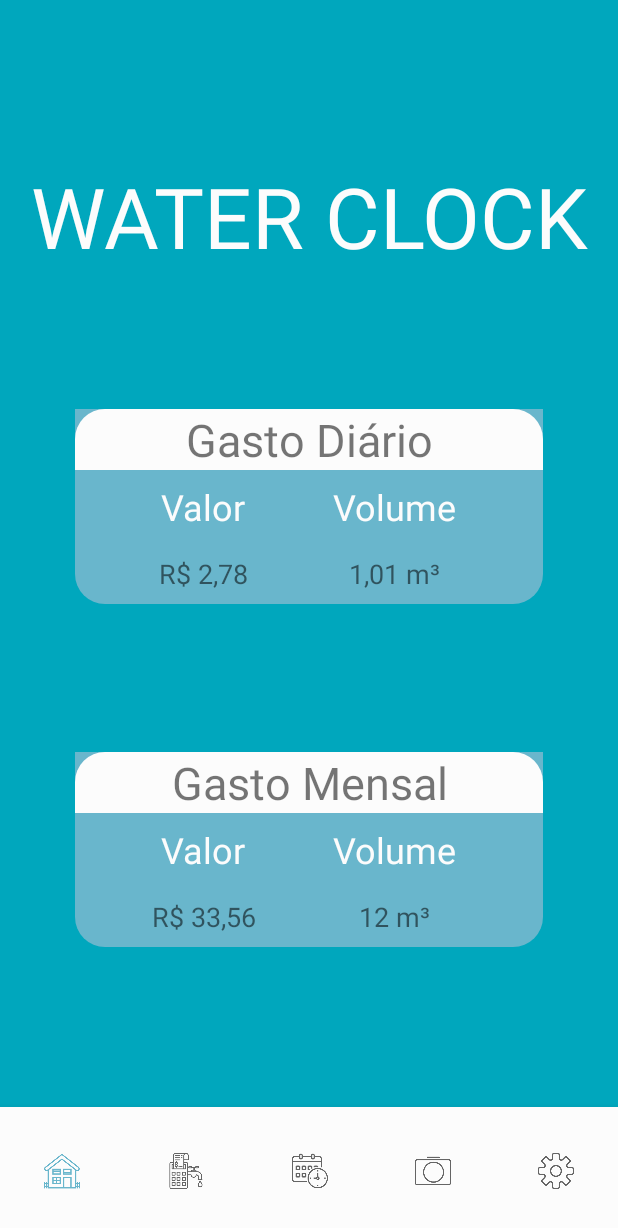
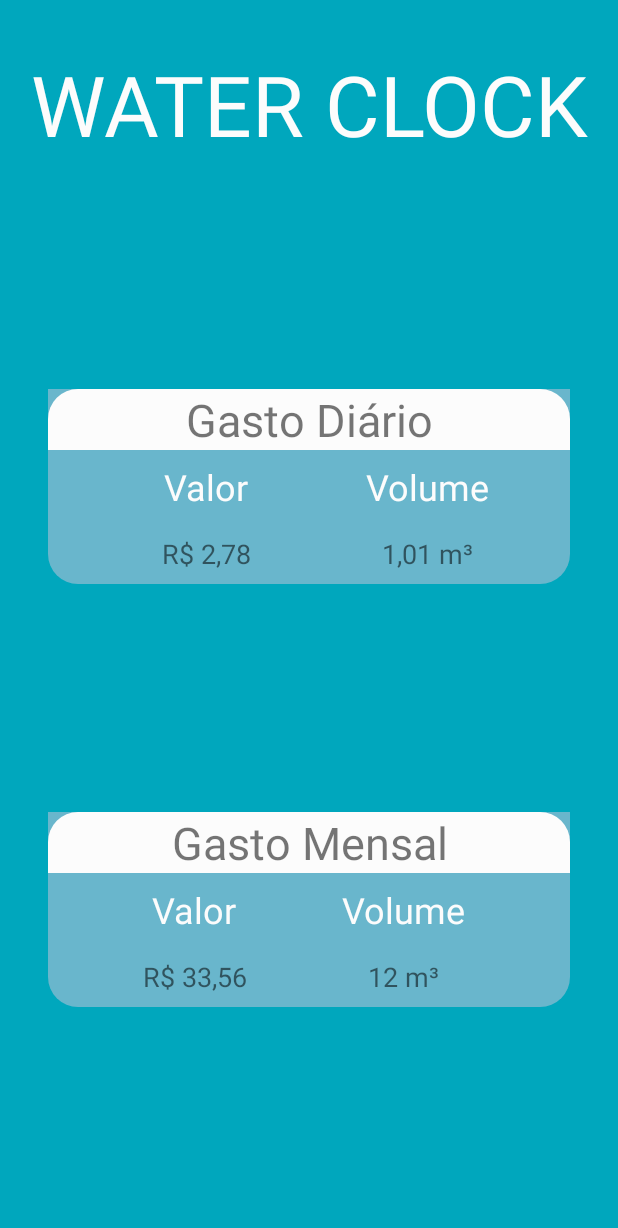
Before and after one commit to FiapWaterClock/WaterClockAndroidApp, an Android app: the layout fragment_information.xml on its own in the app's theme, with its tools: preview values and no code run, on a phone screen of 412 x 824 dp. Shown: the top 1228 px of the screen. Run offline under Robolectric (Android 15) with nearby library versions, the phone set to English and light mode, and no system bars.

Commit message:
Settings Navigation in the app

```diff
--- a/WaterClockApp/app/build.gradle
+++ b/WaterClockApp/app/build.gradle
@@ -17,6 +17,10 @@ android {
             minifyEnabled false
             proguardFiles getDefaultProguardFile('proguard-android-optimize.txt'), 'proguard-rules.pro'
         }
+    }
+    compileOptions {
+        sourceCompatibility = 1.8
+        targetCompatibility = 1.8
     }
 }
 
--- a/WaterClockApp/app/src/main/java/br/com/waterclockapp/ui/MainActivity.java
+++ /dev/null
@@ -1,26 +0,0 @@
-package br.com.waterclockapp.ui;
-
-import androidx.appcompat.app.AppCompatActivity;
-import android.os.Bundle;
-
-import br.com.waterclockapp.R;
-import br.com.waterclockapp.domain.User;
-
-import static br.com.waterclockapp.util.ConstantsKt.USER_ACCOUNT;
-
-public class MainActivity extends AppCompatActivity {
-
-    private User user;
-
-    @Override
-    protected void onCreate(Bundle savedInstanceState) {
-        super.onCreate(savedInstanceState);
-        setContentView(R.layout.activity_main);
-
-        loadExtras();
-    }
-
-    private void loadExtras() {
-        user = (User) getIntent().getParcelableExtra(USER_ACCOUNT);
-    }
-}
--- /dev/null
+++ b/WaterClockApp/app/src/main/java/br/com/waterclockapp/ui/information/InformationFragment.kt
@@ -0,0 +1,24 @@
+package br.com.waterclockapp.ui.information
+
+
+import android.os.Bundle
+import androidx.fragment.app.Fragment
+import android.view.LayoutInflater
+import android.view.View
+import android.view.ViewGroup
+
+import br.com.waterclockapp.R
+
+/**
+ * A simple [Fragment] subclass.
+ */
+class InformationFragment : Fragment() {
+
+    override fun onCreateView(inflater: LayoutInflater, container: ViewGroup?,
+                              savedInstanceState: Bundle?): View? {
+        // Inflate the layout for this fragment
+        return inflater.inflate(R.layout.fragment_information, container, false)
+    }
+
+
+}
--- a/WaterClockApp/app/src/main/java/br/com/waterclockapp/ui/login/LoginActivity.kt
+++ b/WaterClockApp/app/src/main/java/br/com/waterclockapp/ui/login/LoginActivity.kt
@@ -10,7 +10,7 @@ import android.view.View
 import android.widget.Toast
 import br.com.waterclockapp.R
 import br.com.waterclockapp.domain.User
-import br.com.waterclockapp.ui.MainActivity
+import br.com.waterclockapp.ui.HomeActivity
 import br.com.waterclockapp.util.Preferences
 import br.com.waterclockapp.util.USER_ACCOUNT
 import kotlinx.android.synthetic.main.activity_login.*
@@ -55,7 +55,7 @@ class LoginActivity : AppCompatActivity(), LoginContract.View {
 
     private fun goToHome(preferences: User?) {
         if(preferences != null){
-            val intent = Intent(this@LoginActivity, MainActivity::class.java)
+            val intent = Intent(this@LoginActivity, HomeActivity::class.java)
             intent.putExtra(USER_ACCOUNT, preferences)
             startActivity(intent)
             finish()
--- a/WaterClockApp/app/src/main/java/br/com/waterclockapp/ui/settings/SettingsFragment.kt
+++ b/WaterClockApp/app/src/main/java/br/com/waterclockapp/ui/settings/SettingsFragment.kt
@@ -26,7 +26,7 @@ class SettingsFragment : Fragment() {
 
     override fun onViewCreated(view: View, savedInstanceState: Bundle?) {
         super.onViewCreated(view, savedInstanceState)
-        textViewNameSettings.setText(Preferences.getPreferences().name)
+        textViewNameSettings.text = Preferences.getPreferences()?.name
         buttonCleanCredencias.setOnClickListener { showDialogChooser() }
     }
 
@@ -34,7 +34,7 @@ class SettingsFragment : Fragment() {
         dialog.requestWindowFeature(Window.FEATURE_NO_TITLE)
         dialog.setContentView(R.layout.chooser_dialog)
         dialog.setCancelable(false)
-        dialog.findViewById<TextView>(R.id.textViewDialogQuestion).setText(DIALOG_MESSAGE_CLEAN_SETTINGS)
+        dialog.findViewById<TextView>(R.id.textViewDialogQuestion).text = DIALOG_MESSAGE_CLEAN_SETTINGS
         dialog.window.setSoftInputMode(WindowManager.LayoutParams.SOFT_INPUT_STATE_ALWAYS_HIDDEN)
         dialog.show()
 
--- a/WaterClockApp/app/src/main/res/layout/activity_main.xml
+++ b/WaterClockApp/app/src/main/res/layout/fragment_information.xml
@@ -2,21 +2,37 @@
 <androidx.constraintlayout.widget.ConstraintLayout xmlns:android="http://schemas.android.com/apk/res/android"
     xmlns:app="http://schemas.android.com/apk/res-auto"
     xmlns:tools="http://schemas.android.com/tools"
-    android:id="@+id/constraintLayoutHome"
     android:layout_width="match_parent"
     android:layout_height="match_parent"
     android:background="@color/colorBackground"
-    tools:context=".ui.MainActivity">
+    tools:context=".ui.information.InformationFragment">
+
+    <!-- TODO: Update blank fragment layout -->
+    <TextView
+        android:id="@+id/textViewWaterClock2"
+        android:layout_width="0dp"
+        android:layout_height="wrap_content"
+        android:layout_marginStart="16dp"
+        android:layout_marginTop="32dp"
+        android:layout_marginEnd="16dp"
+        android:text="@string/water_clock"
+        android:textAlignment="center"
+        android:textColor="@color/colorWhite"
+        android:textSize="56sp"
+        app:layout_constraintEnd_toEndOf="parent"
+        app:layout_constraintStart_toStartOf="parent"
+        app:layout_constraintTop_toTopOf="parent" />
 
     <androidx.constraintlayout.widget.ConstraintLayout
         android:id="@+id/constraintLayoutValueMensal"
         android:layout_width="0dp"
         android:layout_height="wrap_content"
-        android:layout_marginStart="50dp"
-        android:layout_marginEnd="50dp"
-        android:layout_marginBottom="16dp"
+        android:layout_marginStart="32dp"
+        android:layout_marginTop="32dp"
+        android:layout_marginEnd="32dp"
+        android:layout_marginBottom="32dp"
         android:background="@drawable/backgound_round_bold"
-        app:layout_constraintBottom_toTopOf="@+id/bottomNavigationViewHome"
+        app:layout_constraintBottom_toBottomOf="parent"
         app:layout_constraintEnd_toEndOf="parent"
         app:layout_constraintHorizontal_bias="0.5"
         app:layout_constraintStart_toStartOf="parent"
@@ -93,41 +109,26 @@
             app:layout_constraintTop_toBottomOf="@+id/textViewVolumeTextMonth" />
     </androidx.constraintlayout.widget.ConstraintLayout>
 
-    <TextView
-        android:id="@+id/textViewWaterClock"
-        android:layout_width="0dp"
-        android:layout_height="wrap_content"
-        android:layout_marginTop="16dp"
-        android:text="@string/water_clock"
-        android:textAlignment="center"
-        android:textColor="@color/colorWhite"
-        android:textSize="56sp"
-        app:layout_constraintBottom_toTopOf="@+id/constraintLayoutValueDiario"
-        app:layout_constraintEnd_toEndOf="parent"
-        app:layout_constraintHorizontal_bias="0.5"
-        app:layout_constraintStart_toStartOf="parent"
-        app:layout_constraintTop_toTopOf="parent" />
-
     <androidx.constraintlayout.widget.ConstraintLayout
         android:id="@+id/constraintLayoutValueDiario"
         android:layout_width="0dp"
         android:layout_height="wrap_content"
-        android:layout_marginBottom="8dp"
+        android:layout_marginTop="32dp"
         android:background="@drawable/backgound_round_bold"
         app:layout_constraintBottom_toTopOf="@+id/constraintLayoutValueMensal"
         app:layout_constraintEnd_toEndOf="@+id/constraintLayoutValueMensal"
         app:layout_constraintHorizontal_bias="0.5"
         app:layout_constraintStart_toStartOf="@+id/constraintLayoutValueMensal"
-        app:layout_constraintTop_toBottomOf="@+id/textViewWaterClock">
+        app:layout_constraintTop_toBottomOf="@+id/textViewWaterClock2">
 
 
         <TextView
             android:id="@+id/textViewValueTextDay"
             android:layout_width="wrap_content"
             android:layout_height="wrap_content"
-            android:layout_marginStart="8dp"
+            android:layout_marginStart="32dp"
             android:layout_marginTop="8dp"
-            android:layout_marginEnd="8dp"
+            android:layout_marginEnd="32dp"
             android:text="Valor"
             android:textColor="@color/colorWhite"
             android:textSize="24sp"
@@ -191,15 +192,4 @@
             app:layout_constraintTop_toTopOf="parent" />
     </androidx.constraintlayout.widget.ConstraintLayout>
 
-    <com.google.android.material.bottomnavigation.BottomNavigationView
-        android:id="@+id/bottomNavigationViewHome"
-        android:layout_width="match_parent"
-        android:background="@color/colorWhite"
-        app:menu="@menu/menu_bottom_navigation"
-        android:layout_height="86dp"
-        app:labelVisibilityMode="unlabeled"
-        app:layout_constraintBottom_toBottomOf="parent"
-        app:layout_constraintEnd_toEndOf="parent"
-        app:layout_constraintStart_toStartOf="parent" />
-
 </androidx.constraintlayout.widget.ConstraintLayout>
```
Also changed, not shown: WaterClockApp/app/src/main/AndroidManifest.xml (+8 -8 lines), WaterClockApp/app/src/main/java/br/com/waterclockapp/ui/HomeActivity.java (added, +62 -0 lines), WaterClockApp/app/src/main/java/br/com/waterclockapp/ui/HomeContract.java (added, +17 -0 lines), WaterClockApp/app/src/main/java/br/com/waterclockapp/ui/HomePresenter.java (added, +28 -0 lines), WaterClockApp/app/src/main/java/br/com/waterclockapp/ui/camera/CameraActivity.kt (added, +12 -0 lines), WaterClockApp/app/src/main/res/layout/activity_camera.xml (added, +52 -0 lines), WaterClockApp/app/src/main/res/layout/activity_home.xml (added, +33 -0 lines).
